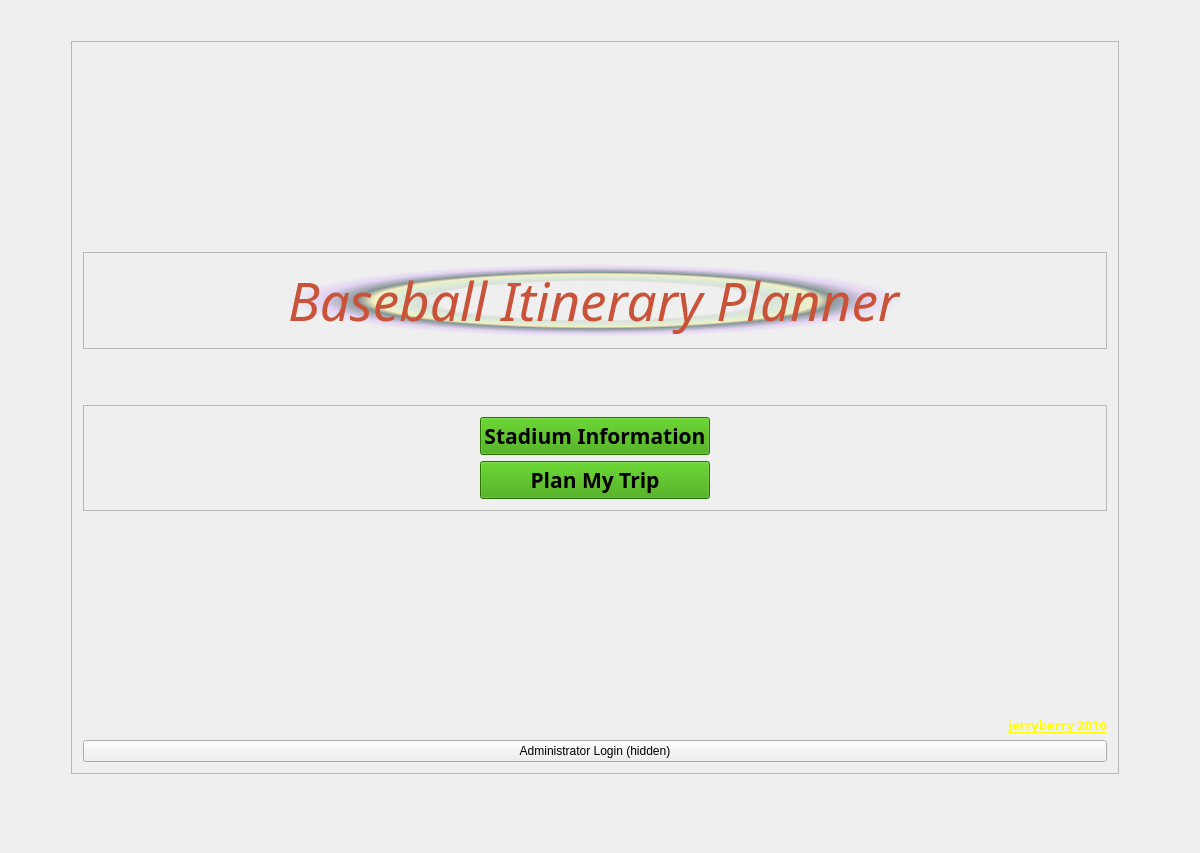
First picture: the form in Baseball-Itinerary-Program/primewin.ui, repository xavierliancw/Based-Itinerary, before the edit.
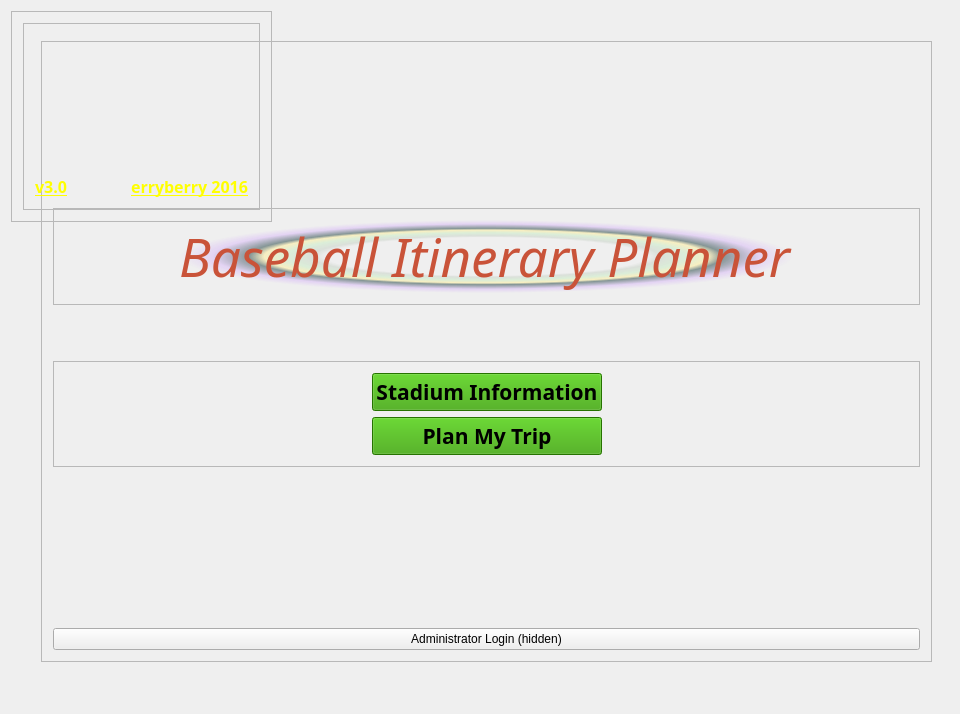
Second picture: the form after the edit. The open tabs and pages were chosen to show the change.

```diff
--- a/Baseball-Itinerary-Program/primewin.ui
+++ b/Baseball-Itinerary-Program/primewin.ui
@@ -6,8 +6,8 @@
    <rect>
     <x>0</x>
     <y>0</y>
-    <width>1200</width>
-    <height>853</height>
+    <width>960</width>
+    <height>714</height>
    </rect>
   </property>
   <property name="minimumSize">
@@ -39,10 +39,10 @@
        <widget class="QFrame" name="frame_17">
         <property name="geometry">
          <rect>
-          <x>60</x>
+          <x>30</x>
           <y>30</y>
-          <width>1048</width>
-          <height>733</height>
+          <width>891</width>
+          <height>621</height>
          </rect>
         </property>
         <property name="frameShape">
@@ -262,28 +262,6 @@
            </property>
           </spacer>
          </item>
-         <item>
-          <widget class="QLabel" name="label_6">
-           <property name="font">
-            <font>
-             <family>Magneto</family>
-             <pointsize>10</pointsize>
-             <weight>75</weight>
-             <bold>true</bold>
-             <underline>true</underline>
-            </font>
-           </property>
-           <property name="styleSheet">
-            <string notr="true">color: rgb(255, 255, 0);</string>
-           </property>
-           <property name="text">
-            <string>jerryberry 2016</string>
-           </property>
-           <property name="alignment">
-            <set>Qt::AlignRight|Qt::AlignTrailing|Qt::AlignVCenter</set>
-           </property>
-          </widget>
-         </item>
          <item>
           <widget class="QPushButton" name="adminLoginBt">
            <property name="text">
@@ -293,6 +271,112 @@
          </item>
         </layout>
        </widget>
+       <widget class="QFrame" name="frame_19">
+        <property name="geometry">
+         <rect>
+          <x>0</x>
+          <y>0</y>
+          <width>261</width>
+          <height>211</height>
+         </rect>
+        </property>
+        <property name="frameShape">
+         <enum>QFrame::StyledPanel</enum>
+        </property>
+        <property name="frameShadow">
+         <enum>QFrame::Raised</enum>
+        </property>
+        <layout class="QGridLayout" name="gridLayout_14">
+         <item row="0" column="0">
+          <widget class="QFrame" name="frame_18">
+           <property name="maximumSize">
+            <size>
+             <width>1600</width>
+             <height>900</height>
+            </size>
+           </property>
+           <property name="frameShape">
+            <enum>QFrame::StyledPanel</enum>
+           </property>
+           <property name="frameShadow">
+            <enum>QFrame::Raised</enum>
+           </property>
+           <layout class="QGridLayout" name="gridLayout_13">
+            <item row="1" column="0">
+             <widget class="QLabel" name="label_8">
+              <property name="font">
+               <font>
+                <family>Magneto</family>
+                <pointsize>12</pointsize>
+                <weight>75</weight>
+                <bold>true</bold>
+                <underline>true</underline>
+               </font>
+              </property>
+              <property name="styleSheet">
+               <string notr="true">color: rgb(255, 255, 0);</string>
+              </property>
+              <property name="text">
+               <string>v3.0</string>
+              </property>
+              <property name="alignment">
+               <set>Qt::AlignRight|Qt::AlignTrailing|Qt::AlignVCenter</set>
+              </property>
+             </widget>
+            </item>
+            <item row="1" column="1">
+             <spacer name="horizontalSpacer_12">
+              <property name="orientation">
+               <enum>Qt::Horizontal</enum>
+              </property>
+              <property name="sizeHint" stdset="0">
+               <size>
+                <width>30</width>
+                <height>20</height>
+               </size>
+              </property>
+             </spacer>
+            </item>
+            <item row="1" column="2">
+             <widget class="QLabel" name="label_6">
+              <property name="font">
+               <font>
+                <family>Magneto</family>
+                <pointsize>12</pointsize>
+                <weight>75</weight>
+                <bold>true</bold>
+                <underline>true</underline>
+               </font>
+              </property>
+              <property name="styleSheet">
+               <string notr="true">color: rgb(255, 255, 0);</string>
+              </property>
+              <property name="text">
+               <string>jerryberry 2016</string>
+              </property>
+              <property name="alignment">
+               <set>Qt::AlignRight|Qt::AlignTrailing|Qt::AlignVCenter</set>
+              </property>
+             </widget>
+            </item>
+            <item row="0" column="0" colspan="3">
+             <spacer name="verticalSpacer_9">
+              <property name="orientation">
+               <enum>Qt::Vertical</enum>
+              </property>
+              <property name="sizeHint" stdset="0">
+               <size>
+                <width>218</width>
+                <height>139</height>
+               </size>
+              </property>
+             </spacer>
+            </item>
+           </layout>
+          </widget>
+         </item>
+        </layout>
+       </widget>
       </widget>
       <widget class="QWidget" name="home">
        <layout class="QHBoxLayout" name="horizontalLayout_2">
```
Left out of the diff: 2 changed lines with no effect on the pictures.
